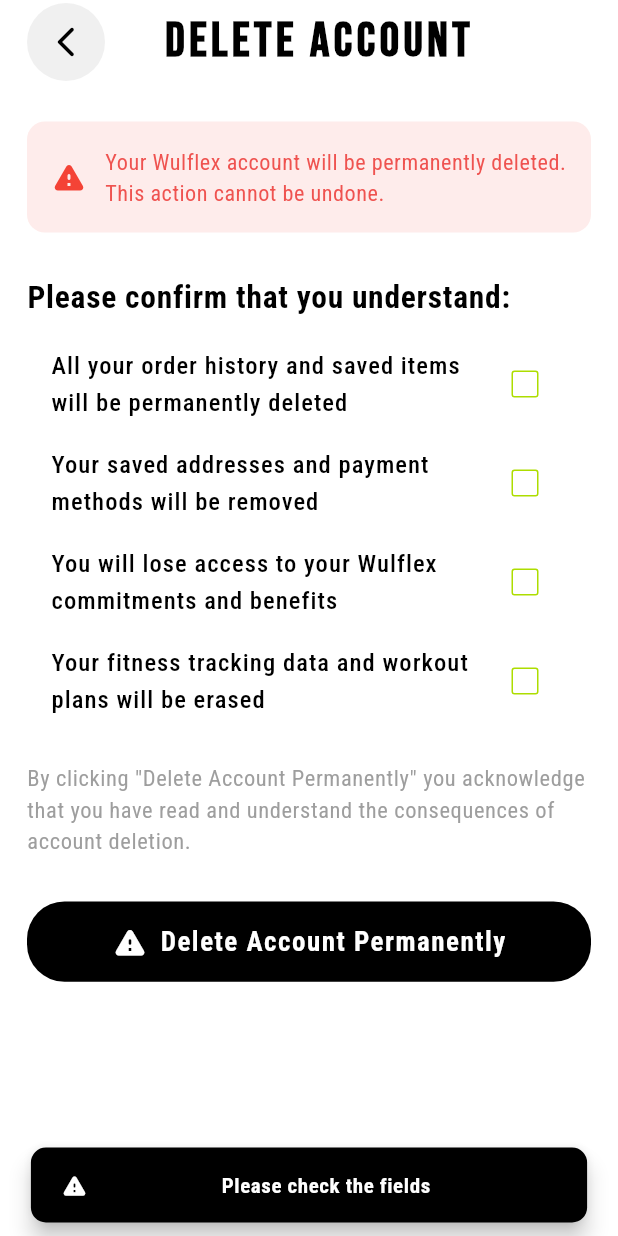
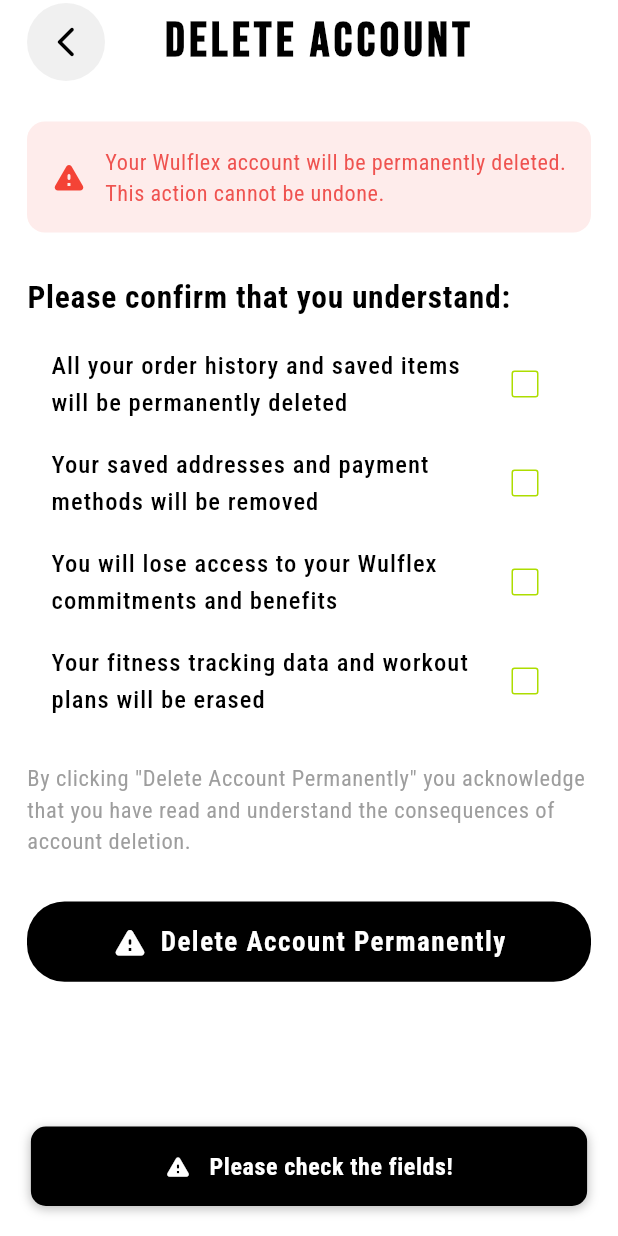
Before and after one commit to codex7Teen/Wulflex_E-commerce_App, a Flutter app: the ScreenDeleteAccount screen opened directly, after a tap on "Delete Account Permanently", on a phone screen of 412 x 824 dp. Run offline on Flutter 3.47's test engine with Material 3 defaults, Android fonts, the phone set to English and light mode, and no system bars; our stand-ins replace bloc, carousel_slider, equatable, firebase_auth, firebase_core, flutter_bloc and 8 more; accounts and stored records are empty.

Commit message:
dont theme state saving and things

```diff
--- a/lib/blocs/theme_bloc/theme_event.dart
+++ b/lib/blocs/theme_bloc/theme_event.dart
@@ -7,5 +7,8 @@ abstract class ThemeEvent extends Equatable {
   List<Object> get props => [];
 }
 
-//! THEME EVENT
+//! Toggled button pressed event
 class ToggleThemeButtonPressed extends ThemeEvent {}
+
+//! Event to load saved theme
+class LoadSavedTheme extends ThemeEvent {}
--- a/lib/screens/aunthentication_screens/main_wrapper_widget.dart
+++ b/lib/screens/aunthentication_screens/main_wrapper_widget.dart
@@ -24,8 +24,7 @@ class MainWrapperWidget extends StatelessWidget {
               // Show splash and navigate to intro screen
               return ScreenSplash1(screen: ScreenMainIntro());
             } else {
-              //TODO Show splash and navigate to main screen
-              return MainScreen();
+              return ScreenSplash1(screen: MainScreen());
             }
           }
         },
--- a/lib/screens/main_screens/account_screens/delete _account_screen/custom_warning_alert_box_widget.dart
+++ b/lib/screens/main_screens/account_screens/delete _account_screen/custom_warning_alert_box_widget.dart
@@ -1,7 +1,6 @@
 import 'package:flutter/material.dart';
 import 'package:flutter_bloc/flutter_bloc.dart';
 import 'package:google_fonts/google_fonts.dart';
-import 'package:quickalert/models/quickalert_animtype.dart';
 import 'package:quickalert/models/quickalert_type.dart';
 import 'package:quickalert/widgets/quickalert_dialog.dart';
 import 'package:wulflex/blocs/delete_account_bloc/delete_account_bloc.dart';
@@ -33,7 +32,6 @@ void showCustomWarningAlertBox(BuildContext context) {
             color: AppColors.redThemeColor)),
     confirmBtnColor: AppColors.blackThemeColor,
     customAsset: 'assets/warning.jpg',
-      animType: QuickAlertAnimType.scale,
     autoCloseDuration: Duration(seconds: 3),
     width: 120,
     onConfirmBtnTap: () {
--- a/lib/screens/main_screens/account_screens/delete _account_screen/delete_account_screen.dart
+++ b/lib/screens/main_screens/account_screens/delete _account_screen/delete_account_screen.dart
@@ -125,7 +125,7 @@ class ScreenDeleteAccount extends StatelessWidget {
                         } else {
                           // trigger snackbar
                           CustomSnackbar.showCustomSnackBar(
-                              context, "Please check the fields",
+                              context, "Please check the fields!",
                               icon: Icons.warning_rounded);
                         }
                       },
--- a/lib/utils/consts/text_styles.dart
+++ b/lib/utils/consts/text_styles.dart
@@ -200,7 +200,7 @@ class AppTextStyles {
 //! SNACKBAR TEXT
   static TextStyle snackBarText(BuildContext context) =>
       GoogleFonts.robotoCondensed(
-          fontSize: 14,
+          fontSize: 16,
           color: isLightTheme(context)
               ? AppColors.whiteThemeColor
               : AppColors.blackThemeColor,
--- a/lib/widgets/custom_snacbar_widget.dart
+++ b/lib/widgets/custom_snacbar_widget.dart
@@ -4,35 +4,113 @@ import 'package:wulflex/utils/consts/text_styles.dart';
 import 'package:wulflex/widgets/theme_data_helper_widget.dart';
 
 class CustomSnackbar {
-  static void showCustomSnackBar(BuildContext context, String message, {IconData icon = Icons.done_outline_rounded}) {
-    ScaffoldMessenger.of(context).showSnackBar(
-      SnackBar(
-        content: Row(
+  static void showCustomSnackBar(BuildContext context, String message,
+      {IconData icon = Icons.done_outline_rounded}) {
+    final overlay = Overlay.of(context);
+    final overlayEntry = OverlayEntry(
+      builder: (context) => _SnackbarContent(
+        message: message,
+        icon: icon,
+        context: context,
+      ),
+    );
+
+    // Insert the overlay entry.
+    overlay.insert(overlayEntry);
+
+    // Remove the snackbar after the duration.
+    Future.delayed(const Duration(seconds: 2), () {
+      overlayEntry.remove();
+    });
+  }
+}
+
+class _SnackbarContent extends StatefulWidget {
+  final String message;
+  final IconData icon;
+  final BuildContext context;
+
+  const _SnackbarContent({
+    required this.message,
+    required this.icon,
+    required this.context,
+  });
+
+  @override
+  State<_SnackbarContent> createState() => _SnackbarContentState();
+}
+
+class _SnackbarContentState extends State<_SnackbarContent>
+    with SingleTickerProviderStateMixin {
+  late AnimationController _controller;
+  late Animation<double> _fadeAnimation;
+
+  @override
+  void initState() {
+    super.initState();
+    _controller = AnimationController(
+      vsync: this,
+      duration: const Duration(milliseconds: 300),
+    );
+    _fadeAnimation = CurvedAnimation(parent: _controller, curve: Curves.easeIn);
+    _controller.forward(); // Start the animation.
+  }
+
+  @override
+  void dispose() {
+    _controller.dispose();
+    super.dispose();
+  }
+
+  @override
+  Widget build(BuildContext context) {
+    return Positioned(
+      bottom: 20,
+      left: MediaQuery.of(context).size.width * 0.05,
+      right: MediaQuery.of(context).size.width * 0.05,
+      child: FadeTransition(
+        opacity: _fadeAnimation,
+        child: Material(
+          color: Colors.transparent,
+          child: Container(
+            padding: const EdgeInsets.symmetric(horizontal: 20, vertical: 15),
+            decoration: BoxDecoration(
+              color: isLightTheme(widget.context)
+                  ? AppColors.blackThemeColor
+                  : AppColors.whiteThemeColor,
+              borderRadius: BorderRadius.circular(10),
+              boxShadow: [
+                BoxShadow(
+                  color: Colors.black26,
+                  blurRadius: 5,
+                  offset: Offset(0, 2),
+                ),
+              ],
+            ),
+            child: Row(
+              mainAxisSize: MainAxisSize.min,
               mainAxisAlignment: MainAxisAlignment.center,
               children: [
-            Icon(icon, color: isLightTheme(context) ? AppColors.whiteThemeColor : AppColors.blackThemeColor, size: 18,),
-            SizedBox(width: 5),
-            Expanded(
+                Icon(
+                  widget.icon,
+                  color: isLightTheme(widget.context)
+                      ? AppColors.whiteThemeColor
+                      : AppColors.blackThemeColor,
+                  size: 18,
+                ),
+                const SizedBox(width: 12),
+                Flexible(
                   child: Text(
+                    widget.message,
                     overflow: TextOverflow.ellipsis,
-                message,
-                style: AppTextStyles.snackBarText(context),
+                    style: AppTextStyles.snackBarText(widget.context),
                     textAlign: TextAlign.center,
                   ),
                 ),
               ],
             ),
-        backgroundColor: isLightTheme(context) ? AppColors.blackThemeColor : AppColors.whiteThemeColor,
-        duration: Duration(seconds: 2),
-        behavior: SnackBarBehavior.floating,
-        margin: EdgeInsets.symmetric(
-          horizontal: MediaQuery.of(context).size.width * 0.05,
-          vertical: 9,
           ),
-        shape: RoundedRectangleBorder(
-          borderRadius: BorderRadius.circular(10),
         ),
-        padding: EdgeInsets.symmetric(horizontal: 20, vertical: 15),
       ),
     );
   }
--- a/pubspec.yaml
+++ b/pubspec.yaml
@@ -42,6 +42,7 @@ dependencies:
   like_button: ^2.0.5
   lottie: ^3.1.3
   quickalert: ^1.1.0
+  shared_preferences: ^2.3.3
   smooth_page_indicator: ^1.2.0+3
 
 dev_dependencies:
```
Also changed, not shown: lib/blocs/theme_bloc/theme_bloc.dart (+74 -21 lines), lib/main.dart (+8 -23 lines), lib/screens/main_screens/home_screens/widgets/theme_toggle_widget.dart (+14 -5 lines), lib/screens/main_screens/main_screen.dart (+37 -9 lines), lib/screens/splash_screens/splash_screen_1.dart (+6 -1 lines), pubspec.lock, 1 other file. Lines whose indentation alone changed are shown as unchanged.
